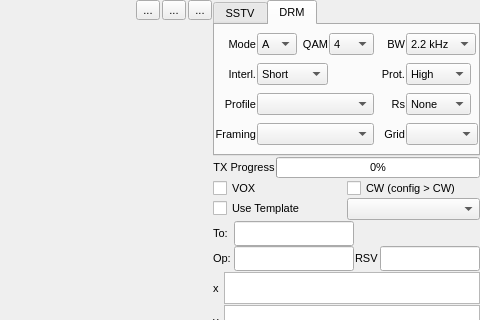
The window that src/mainwidgets/txwidget.ui (jbdubbs/QSSTV-Experimental) describes before a commit, drawn with Qt 5; both pictures show x 510 to 990 and y 0 to 320 of the 990 by 835 pixel window.
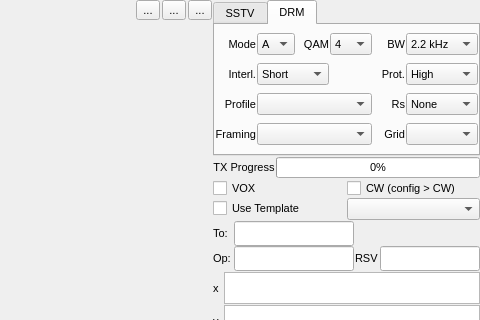
The same window after the commit. Icons and pictures are not drawn. Custom widgets are drawn as their Qt base class.

Commit message:
Size Rig and DRM TX combo boxes to contents so text isn't clipped (Fixes #106)
Fixed min/max pixel widths clipped the text under the Windows 11 style's
wider combo padding. Drop them and use AdjustToContents.

What changed in the file:
```diff
--- a/src/mainwidgets/txwidget.ui
+++ b/src/mainwidgets/txwidget.ui
@@ -582,17 +582,8 @@
            <property name="toolTip">
             <string>Robustness mode. Higher mode letters are more robust but slower.</string>
            </property>
-           <property name="minimumSize">
-            <size>
-             <width>40</width>
-             <height>0</height>
-            </size>
-           </property>
-           <property name="maximumSize">
-            <size>
-             <width>40</width>
-             <height>25</height>
-            </size>
+           <property name="sizeAdjustPolicy">
+            <enum>QComboBox::AdjustToContents</enum>
            </property>
            <item>
             <property name="text">
@@ -638,17 +629,8 @@
            <property name="toolTip">
             <string>Bits per carrier. 4 = most robust, 64 = fastest but needs a clean signal.</string>
            </property>
-           <property name="minimumSize">
-            <size>
-             <width>45</width>
-             <height>0</height>
-            </size>
-           </property>
-           <property name="maximumSize">
-            <size>
-             <width>45</width>
-             <height>16777215</height>
-            </size>
+           <property name="sizeAdjustPolicy">
+            <enum>QComboBox::AdjustToContents</enum>
            </property>
            <item>
             <property name="text">
@@ -694,18 +676,9 @@
            <property name="toolTip">
             <string>Occupied bandwidth. Wider is faster.</string>
            </property>
-           <property name="minimumSize">
-            <size>
-             <width>70</width>
-             <height>0</height>
-            </size>
-           </property>
-           <property name="maximumSize">
-            <size>
-             <width>70</width>
-             <height>16777215</height>
-            </size>
-           </property>
+            <property name="sizeAdjustPolicy">
+             <enum>QComboBox::AdjustToContents</enum>
+            </property>
             <item>
             <property name="text">
              <string>2.2 kHz</string>
@@ -784,17 +757,8 @@
            <property name="toolTip">
             <string>Error-correction strength. High is more robust but slower.</string>
            </property>
-           <property name="minimumSize">
-            <size>
-             <width>65</width>
-             <height>0</height>
-            </size>
-           </property>
-           <property name="maximumSize">
-            <size>
-             <width>65</width>
-             <height>25</height>
-            </size>
+           <property name="sizeAdjustPolicy">
+            <enum>QComboBox::AdjustToContents</enum>
            </property>
            <item>
             <property name="text">
@@ -861,17 +825,8 @@
            <property name="toolTip">
             <string>Extra Reed-Solomon coding on file data. RS1-RS4 add more redundancy: slower, more robust.</string>
            </property>
-           <property name="minimumSize">
-            <size>
-             <width>65</width>
-             <height>0</height>
-            </size>
-           </property>
-           <property name="maximumSize">
-            <size>
-             <width>65</width>
-             <height>16777215</height>
-            </size>
+           <property name="sizeAdjustPolicy">
+            <enum>QComboBox::AdjustToContents</enum>
            </property>
            <item>
             <property name="text">
```
The commit also changes 1 other file.
